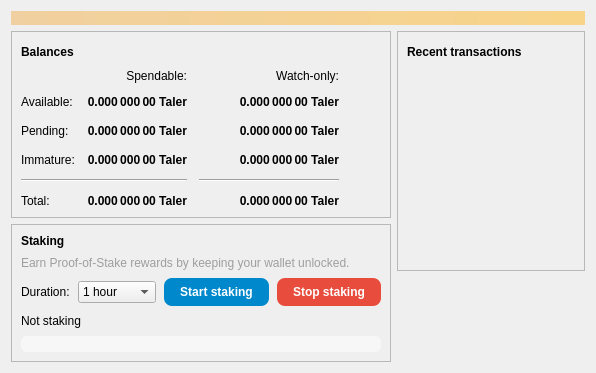
The window that src/qt/forms/overviewpage.ui (abkvme/taler) describes before a commit, drawn with Qt 5.
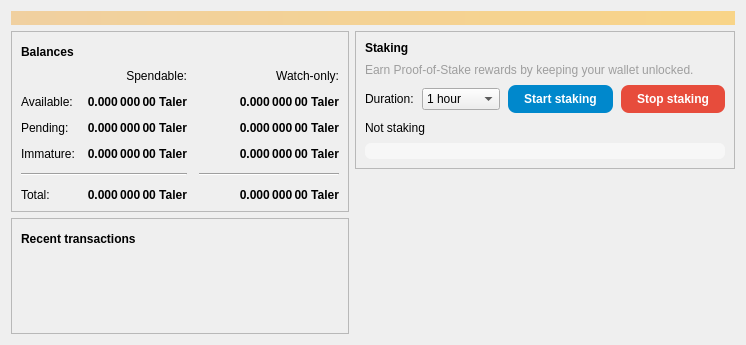
The same window after the commit. Icons and pictures are not drawn.

```diff
--- a/src/qt/forms/overviewpage.ui
+++ b/src/qt/forms/overviewpage.ui
@@ -61,39 +61,6 @@
               </property>
              </widget>
             </item>
-            <item>
-             <widget class="QPushButton" name="labelWalletStatus">
-              <property name="enabled">
-               <bool>true</bool>
-              </property>
-              <property name="maximumSize">
-               <size>
-                <width>30</width>
-                <height>16777215</height>
-               </size>
-              </property>
-              <property name="toolTip">
-               <string>The displayed information may be out of date. Your wallet automatically synchronizes with the Taler network after a connection is established, but this process has not completed yet.</string>
-              </property>
-              <property name="text">
-               <string/>
-              </property>
-              <property name="icon">
-               <iconset resource="../bitcoin.qrc">
-                <normaloff>:/icons/warning</normaloff>
-                <disabledoff>:/icons/warning</disabledoff>:/icons/warning</iconset>
-              </property>
-              <property name="iconSize">
-               <size>
-                <width>24</width>
-                <height>24</height>
-               </size>
-              </property>
-              <property name="flat">
-               <bool>true</bool>
-              </property>
-             </widget>
-            </item>
             <item>
              <spacer name="horizontalSpacer_3">
               <property name="orientation">
@@ -107,6 +74,39 @@
               </property>
              </spacer>
             </item>
+            <item>
+             <widget class="QPushButton" name="labelWalletStatus">
+              <property name="enabled">
+               <bool>true</bool>
+              </property>
+              <property name="maximumSize">
+               <size>
+                <width>30</width>
+                <height>16777215</height>
+               </size>
+              </property>
+              <property name="toolTip">
+               <string>The displayed information may be out of date. Your wallet automatically synchronizes with the Taler network after a connection is established, but this process has not completed yet.</string>
+              </property>
+              <property name="text">
+               <string/>
+              </property>
+              <property name="icon">
+               <iconset resource="../bitcoin.qrc">
+                <normaloff>:/icons/warning</normaloff>
+                <disabledoff>:/icons/warning</disabledoff>:/icons/warning</iconset>
+              </property>
+              <property name="iconSize">
+               <size>
+                <width>24</width>
+                <height>24</height>
+               </size>
+              </property>
+              <property name="flat">
+               <bool>true</bool>
+              </property>
+             </widget>
+            </item>
            </layout>
           </item>
           <item>
@@ -247,19 +247,6 @@
               </property>
              </widget>
             </item>
-            <item row="2" column="3">
-             <spacer name="horizontalSpacer_2">
-              <property name="orientation">
-               <enum>Qt::Horizontal</enum>
-              </property>
-              <property name="sizeHint" stdset="0">
-               <size>
-                <width>40</width>
-                <height>20</height>
-               </size>
-              </property>
-             </spacer>
-            </item>
             <item row="3" column="0">
              <widget class="QLabel" name="labelImmatureText">
               <property name="text">
@@ -407,6 +394,117 @@
         </widget>
        </item>
        <item>
+        <widget class="QFrame" name="frame_2">
+         <property name="frameShape">
+          <enum>QFrame::StyledPanel</enum>
+         </property>
+         <property name="frameShadow">
+          <enum>QFrame::Raised</enum>
+         </property>
+         <layout class="QVBoxLayout" name="verticalLayout">
+          <item>
+           <layout class="QHBoxLayout" name="horizontalLayout_2">
+            <item>
+             <widget class="QLabel" name="label_4">
+              <property name="font">
+               <font>
+                <weight>75</weight>
+                <bold>true</bold>
+               </font>
+              </property>
+              <property name="text">
+               <string>Recent transactions</string>
+              </property>
+             </widget>
+            </item>
+            <item>
+             <widget class="QPushButton" name="labelTransactionsStatus">
+              <property name="enabled">
+               <bool>true</bool>
+              </property>
+              <property name="maximumSize">
+               <size>
+                <width>30</width>
+                <height>16777215</height>
+               </size>
+              </property>
+              <property name="toolTip">
+               <string>The displayed information may be out of date. Your wallet automatically synchronizes with the Taler network after a connection is established, but this process has not completed yet.</string>
+              </property>
+              <property name="text">
+               <string/>
+              </property>
+              <property name="icon">
+               <iconset resource="../bitcoin.qrc">
+                <normaloff>:/icons/warning</normaloff>
+                <disabledoff>:/icons/warning</disabledoff>:/icons/warning</iconset>
+              </property>
+              <property name="iconSize">
+               <size>
+                <width>24</width>
+                <height>24</height>
+               </size>
+              </property>
+              <property name="flat">
+               <bool>true</bool>
+              </property>
+             </widget>
+            </item>
+            <item>
+             <spacer name="horizontalSpacer">
+              <property name="orientation">
+               <enum>Qt::Horizontal</enum>
+              </property>
+              <property name="sizeHint" stdset="0">
+               <size>
+                <width>40</width>
+                <height>20</height>
+               </size>
+              </property>
+             </spacer>
+            </item>
+           </layout>
+          </item>
+          <item>
+           <widget class="QListView" name="listTransactions">
+            <property name="styleSheet">
+             <string notr="true">QListView { background: transparent; }</string>
+            </property>
+            <property name="frameShape">
+             <enum>QFrame::NoFrame</enum>
+            </property>
+            <property name="verticalScrollBarPolicy">
+             <enum>Qt::ScrollBarAlwaysOff</enum>
+            </property>
+            <property name="horizontalScrollBarPolicy">
+             <enum>Qt::ScrollBarAlwaysOff</enum>
+            </property>
+            <property name="selectionMode">
+             <enum>QAbstractItemView::NoSelection</enum>
+            </property>
+           </widget>
+          </item>
+         </layout>
+        </widget>
+       </item>
+       <item>
+        <spacer name="verticalSpacer">
+         <property name="orientation">
+          <enum>Qt::Vertical</enum>
+         </property>
+         <property name="sizeHint" stdset="0">
+          <size>
+           <width>20</width>
+           <height>40</height>
+          </size>
+         </property>
+        </spacer>
+       </item>
+      </layout>
+     </item>
+     <item>
+      <layout class="QVBoxLayout" name="verticalLayout_3">
+       <item>
         <widget class="QFrame" name="stakingFrame">
          <property name="frameShape">
           <enum>QFrame::StyledPanel</enum>
@@ -546,117 +644,6 @@
             </property>
             <property name="textVisible">
              <bool>false</bool>
-            </property>
-           </widget>
-          </item>
-         </layout>
-        </widget>
-       </item>
-       <item>
-        <spacer name="verticalSpacer">
-         <property name="orientation">
-          <enum>Qt::Vertical</enum>
-         </property>
-         <property name="sizeHint" stdset="0">
-          <size>
-           <width>20</width>
-           <height>40</height>
-          </size>
-         </property>
-        </spacer>
-       </item>
-      </layout>
-     </item>
-     <item>
-      <layout class="QVBoxLayout" name="verticalLayout_3">
-       <item>
-        <widget class="QFrame" name="frame_2">
-         <property name="frameShape">
-          <enum>QFrame::StyledPanel</enum>
-         </property>
-         <property name="frameShadow">
-          <enum>QFrame::Raised</enum>
-         </property>
-         <layout class="QVBoxLayout" name="verticalLayout">
-          <item>
-           <layout class="QHBoxLayout" name="horizontalLayout_2">
-            <item>
-             <widget class="QLabel" name="label_4">
-              <property name="font">
-               <font>
-                <weight>75</weight>
-                <bold>true</bold>
-               </font>
-              </property>
-              <property name="text">
-               <string>Recent transactions</string>
-              </property>
-             </widget>
-            </item>
-            <item>
-             <widget class="QPushButton" name="labelTransactionsStatus">
-              <property name="enabled">
-               <bool>true</bool>
-              </property>
-              <property name="maximumSize">
-               <size>
-                <width>30</width>
-                <height>16777215</height>
-               </size>
-              </property>
-              <property name="toolTip">
-               <string>The displayed information may be out of date. Your wallet automatically synchronizes with the Taler network after a connection is established, but this process has not completed yet.</string>
-              </property>
-              <property name="text">
-               <string/>
-              </property>
-              <property name="icon">
-               <iconset resource="../bitcoin.qrc">
-                <normaloff>:/icons/warning</normaloff>
-                <disabledoff>:/icons/warning</disabledoff>:/icons/warning</iconset>
-              </property>
-              <property name="iconSize">
-               <size>
-                <width>24</width>
-                <height>24</height>
-               </size>
-              </property>
-              <property name="flat">
-               <bool>true</bool>
-              </property>
-             </widget>
-            </item>
-            <item>
-             <spacer name="horizontalSpacer">
-              <property name="orientation">
-               <enum>Qt::Horizontal</enum>
-              </property>
-              <property name="sizeHint" stdset="0">
-               <size>
-                <width>40</width>
-                <height>20</height>
-               </size>
-              </property>
-             </spacer>
-            </item>
-           </layout>
-          </item>
-          <item>
-           <widget class="QListView" name="listTransactions">
-            <property name="styleSheet">
-             <string notr="true">QListView { background: transparent; }</string>
-            </property>
-            <property name="frameShape">
-             <enum>QFrame::NoFrame</enum>
-            </property>
-            <property name="verticalScrollBarPolicy">
-             <enum>Qt::ScrollBarAlwaysOff</enum>
-            </property>
-            <property name="horizontalScrollBarPolicy">
-             <enum>Qt::ScrollBarAlwaysOff</enum>
-            </property>
-            <property name="selectionMode">
-             <enum>QAbstractItemView::NoSelection</enum>
             </property>
            </widget>
           </item>
```
